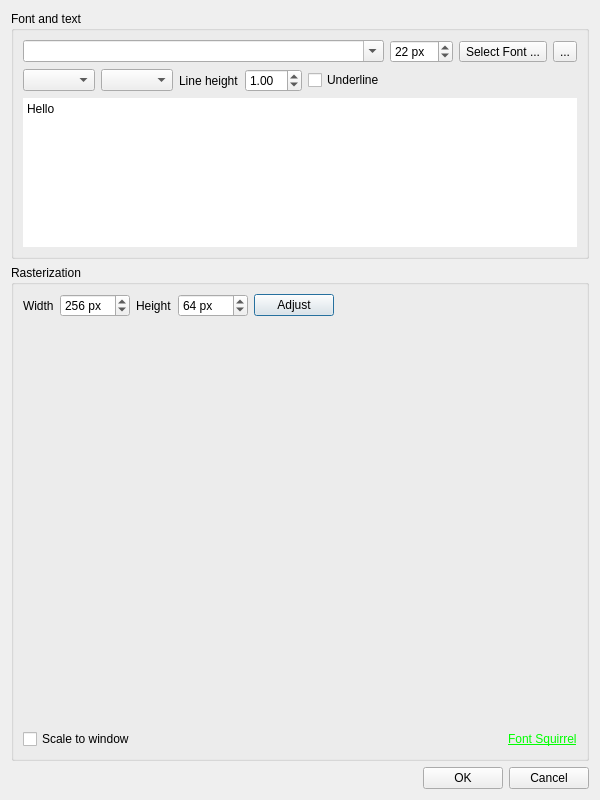
First picture: the form in editor/gui/dlgtext.ui, repository ensisoft/detonator, before the edit.
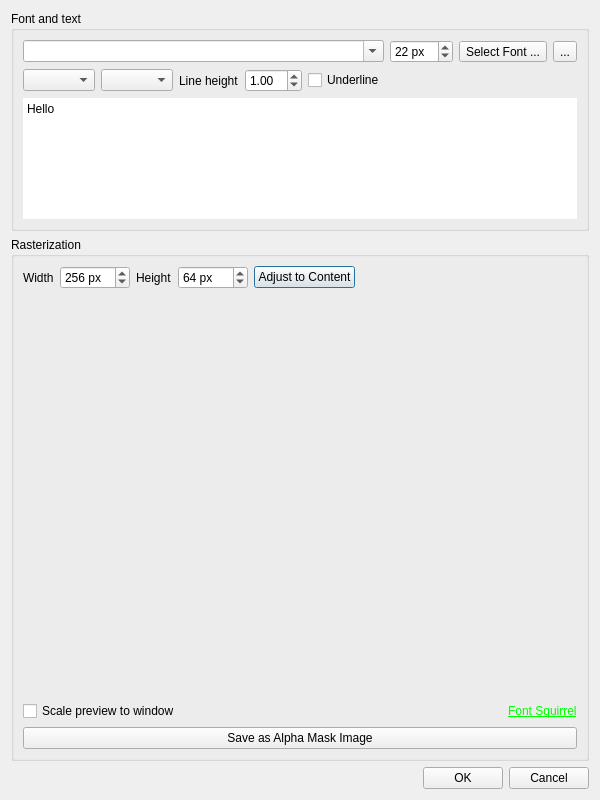
Second picture: the form after the edit. Icons and pictures are not drawn. Custom widgets are drawn as their Qt base class.

Commit message:
Add user interaction to export material text texture as PNG
Add user interaction to export material text texture as PNG. This
is currently limited to font's that are rasterized on the CPU
(in other words using TrueType, FreeType using lib freetype)
because GPU type of text requires GPU based composition and
getting the result of that is more complicated.

What changed in the file:
```diff
--- a/editor/gui/dlgtext.ui
+++ b/editor/gui/dlgtext.ui
@@ -217,7 +217,7 @@
         <item>
          <widget class="QPushButton" name="btnAdjust">
           <property name="text">
-           <string>Adjust</string>
+           <string>Adjust to Content</string>
           </property>
          </widget>
         </item>
@@ -257,7 +257,7 @@
         <item>
          <widget class="QCheckBox" name="chkScale">
           <property name="text">
-           <string>Scale to window</string>
+           <string>Scale preview to window</string>
           </property>
          </widget>
         </item>
@@ -292,6 +292,13 @@
         </item>
        </layout>
       </item>
+      <item>
+       <widget class="QPushButton" name="btnSaveAs">
+        <property name="text">
+         <string>Save as Alpha Mask Image</string>
+        </property>
+       </widget>
+      </item>
      </layout>
     </widget>
    </item>
```
Left out of the diff: 1 changed line with no effect on the pictures. The commit also changes 2 other files.
